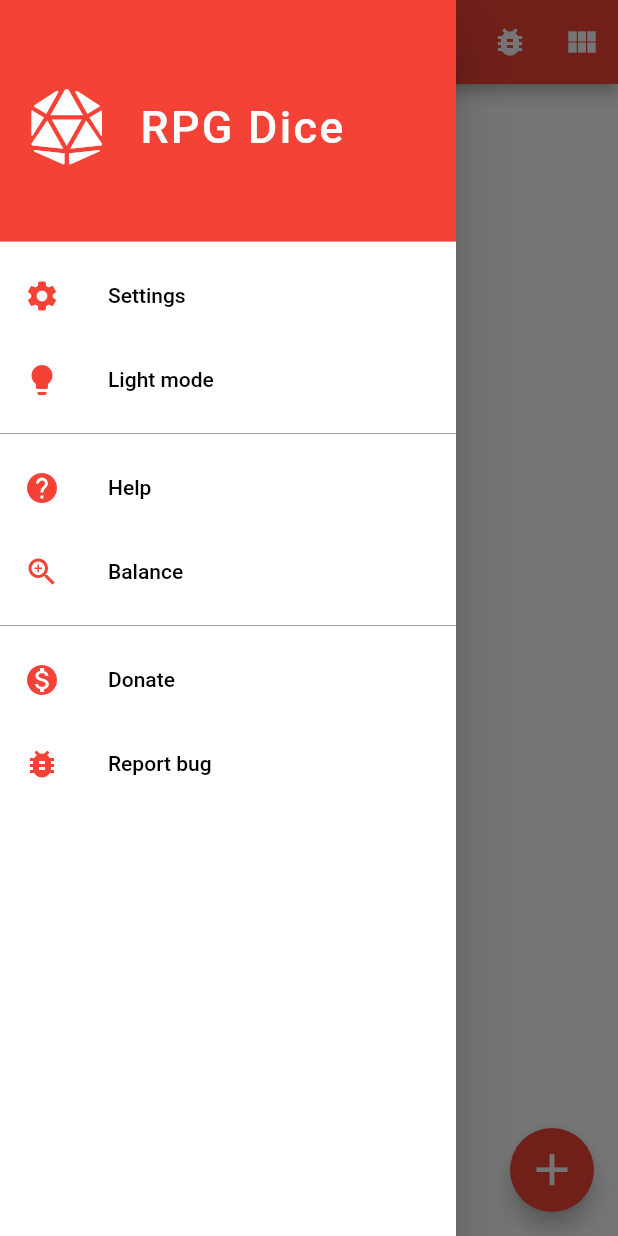
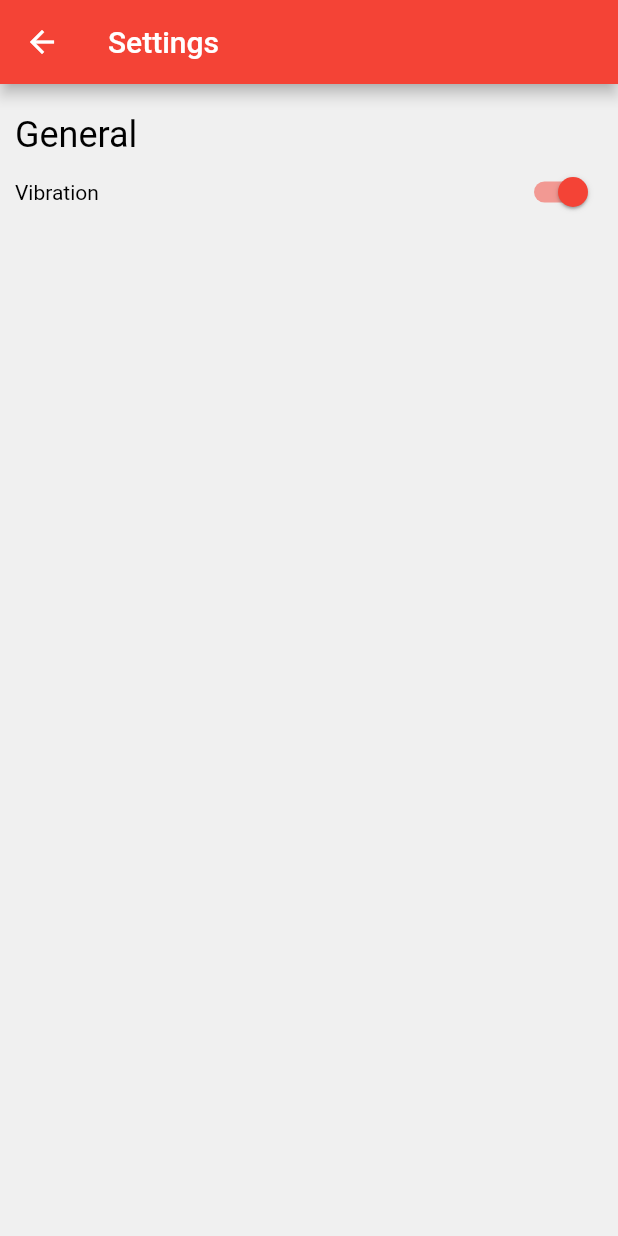
Before and after one commit to rijkdw/rpg-dice-app, a Flutter app: the screen it shows after launch, in the side drawer, after a tap on "Settings", on a phone screen of 412 x 824 dp. Run offline on Flutter 3.47's test engine with Material 2 defaults, Android fonts, the phone set to English and light mode, and no system bars; our stand-ins replace fl_chart, flutter_html, flutter_spinkit, font_awesome_flutter, shared_preferences.

Commit message:
Made some smol changes, laid some groundwork for settings

```diff
--- a/lib/components/dice_roller_interface/roll_display.dart
+++ b/lib/components/dice_roller_interface/roll_display.dart
@@ -3,11 +3,9 @@ import 'package:font_awesome_flutter/font_awesome_flutter.dart';
 import 'package:provider/provider.dart';
 import 'package:rpg_dice/dice_engine/ast/nodes/die.dart';
 import 'package:rpg_dice/dice_engine/ast/objects/result.dart';
-import 'package:rpg_dice/dice_engine/utils.dart';
 import 'package:rpg_dice/managers/collection_manager.dart';
 import 'package:rpg_dice/managers/history_manager.dart';
 import 'package:rpg_dice/managers/theme_manager.dart';
-import 'package:rpg_dice/utils.dart';
 
 class RollDisplay extends StatelessWidget {
   int id;
--- a/lib/components/dice_roller_interface/roll_history.dart
+++ b/lib/components/dice_roller_interface/roll_history.dart
@@ -15,7 +15,7 @@ class RollHistory extends StatelessWidget {
   // -------------------------------------------------------------------------------------------------
   // constructor
   // -------------------------------------------------------------------------------------------------
-  RollHistory(this.id);
+  RollHistory({@required this.id});
 
   @override
   Widget build(BuildContext context) {
--- a/lib/components/my_drawer.dart
+++ b/lib/components/my_drawer.dart
@@ -6,6 +6,7 @@ import 'package:rpg_dice/screens/balance_screen.dart';
 
 import 'package:rpg_dice/constants.dart' as constants;
 import 'package:rpg_dice/screens/help_screen.dart';
+import 'package:rpg_dice/screens/settings_screen.dart';
 
 class MyDrawer extends StatelessWidget {
   @override
@@ -43,7 +44,11 @@ class MyDrawer extends StatelessWidget {
     var settingsMenuItem = _MenuListTile(
       text: 'Settings',
       iconData: Icons.settings,
-      onTap: () {}, // TODO
+      onTap: () {
+        Navigator.of(context).push(MaterialPageRoute(
+          builder: (context) => SettingsScreen(),
+        ));
+      }, // TODO
     );
 
     var helpMenuItem = _MenuListTile(
--- /dev/null
+++ b/lib/components/settings_form.dart
@@ -0,0 +1,68 @@
+import 'package:flutter/material.dart';
+import 'package:provider/provider.dart';
+import 'package:rpg_dice/managers/settings_manager.dart';
+import 'package:rpg_dice/managers/theme_manager.dart';
+
+class SettingsForm extends StatelessWidget {
+  @override
+  Widget build(BuildContext context) {
+    var settingsManager = Provider.of<SettingsManager>(context);
+
+    return Column(
+      crossAxisAlignment: CrossAxisAlignment.start,
+      mainAxisSize: MainAxisSize.min,
+      children: [
+        _Heading(text: 'General'),
+        _SwitchTile(
+          text: 'Vibration',
+          value: settingsManager.isVibrationOn,
+          onChanged: (newVal) {
+            settingsManager.invertVibration();
+          },
+        )
+      ],
+    );
+  }
+}
+
+// ignore: must_be_immutable
+class _Heading extends StatelessWidget {
+  String text;
+  _Heading({this.text});
+  @override
+  Widget build(BuildContext context) {
+    var theme = Provider.of<ThemeManager>(context).theme;
+    return Text(
+      text,
+      style: Theme.of(context).textTheme.headline5.copyWith(
+            color: theme.genericPrimaryTextColor,
+          ),
+    );
+  }
+}
+
+// ignore: must_be_immutable
+class _SwitchTile extends StatelessWidget {
+  String text;
+  bool value;
+  void Function(bool) onChanged;
+
+  _SwitchTile({this.text, this.value, this.onChanged});
+
+  Widget build(BuildContext context) {
+    var theme = Provider.of<ThemeManager>(context).theme;
+    return Row(
+      mainAxisAlignment: MainAxisAlignment.spaceBetween,
+      children: [
+        Text(
+          text,
+          style: TextStyle(color: theme.genericPrimaryTextColor),
+        ),
+        Switch(
+          value: value,
+          onChanged: onChanged,
+        ),
+      ],
+    );
+  }
+}
--- a/lib/managers/settings_manager.dart
+++ b/lib/managers/settings_manager.dart
@@ -1,5 +1,71 @@
+import 'dart:convert';
+
 import 'package:flutter/material.dart';
+import 'package:shared_preferences/shared_preferences.dart';
 
 class SettingsManager extends ChangeNotifier {
 
+  Map<String, dynamic> _settings = {
+    _IS_VIBRATION_ON_KEY: true,
+  };
+
+  // -------------------------------------------------------------------------------------------------
+  // keys
+  // -------------------------------------------------------------------------------------------------
+
+  static const _SETTINGS_MAP_KEY = 'settings';
+
+  // individual settings' keys
+  static const _IS_VIBRATION_ON_KEY = 'isVibrationOn';
+
+  // default settings
+  // var _defaultSettings =
+
+  SettingsManager() {
+    // _settings = _defaultSettings;
+    _loadFromLocal();
+  }
+
+  // -------------------------------------------------------------------------------------------------
+  // get settings
+  // -------------------------------------------------------------------------------------------------
+
+  bool _getBool(String key) {
+    if (!_settings.keys.contains(key)) throw Exception('No such key: $key');
+    return _settings[key];
+  }
+
+  bool get isVibrationOn => _getBool(_IS_VIBRATION_ON_KEY);
+
+  // -------------------------------------------------------------------------------------------------
+  // change settings
+  // -------------------------------------------------------------------------------------------------
+
+  void _genericSetSequence() {
+    notifyListeners();
+  }
+
+  void _setBool(String key, bool newVal) {
+    _settings[key] = newVal;
+    _genericSetSequence();
+  }
+
+  void _invertBool(String key) {
+    _settings[key] = !_settings[key];
+    _genericSetSequence();
+  }
+
+  set isVibrationOn(bool newVal) => _setBool(_IS_VIBRATION_ON_KEY, newVal);
+  void invertVibration() => _invertBool(_IS_VIBRATION_ON_KEY);
+
+  // -------------------------------------------------------------------------------------------------
+  // store / load
+  // -------------------------------------------------------------------------------------------------
+
+  void _loadFromLocal() async {
+    var prefs = await SharedPreferences.getInstance();
+    // TODO
+    notifyListeners();
+  }
+
 }
--- /dev/null
+++ b/lib/screens/settings_screen.dart
@@ -0,0 +1,31 @@
+import 'package:flutter/material.dart';
+import 'package:provider/provider.dart';
+import 'package:rpg_dice/components/settings_form.dart';
+import 'package:rpg_dice/managers/theme_manager.dart';
+import 'package:rpg_dice/constants.dart' as constants;
+
+class SettingsScreen extends StatelessWidget {
+  @override
+  Widget build(BuildContext context) {
+    // -------------------------------------------------------------------------------------------------
+    // variables
+    // -------------------------------------------------------------------------------------------------
+    var theme = Provider.of<ThemeManager>(context).theme;
+
+    // -------------------------------------------------------------------------------------------------
+    // return
+    // -------------------------------------------------------------------------------------------------
+    return Scaffold(
+      appBar: AppBar(
+        title: Text('Settings'),
+        backgroundColor: theme.appbarColor,
+        elevation: constants.APPBAR_ELEVATION,
+      ),
+      backgroundColor: theme.genericCanvasColor,
+      body: Container(
+        padding: const EdgeInsets.symmetric(horizontal: 10, vertical: 20),
+        child: SettingsForm(),
+      ),
+    );
+  }
+}
```
Also changed, not shown: lib/components/dice_roller_interface/dice_roller_interface.dart (+33 -12 lines), lib/components/dice_roller_interface/roll_breakdown.dart (added, +29 -0 lines), lib/helpers/vibration_helper.dart (added, +18 -0 lines).
